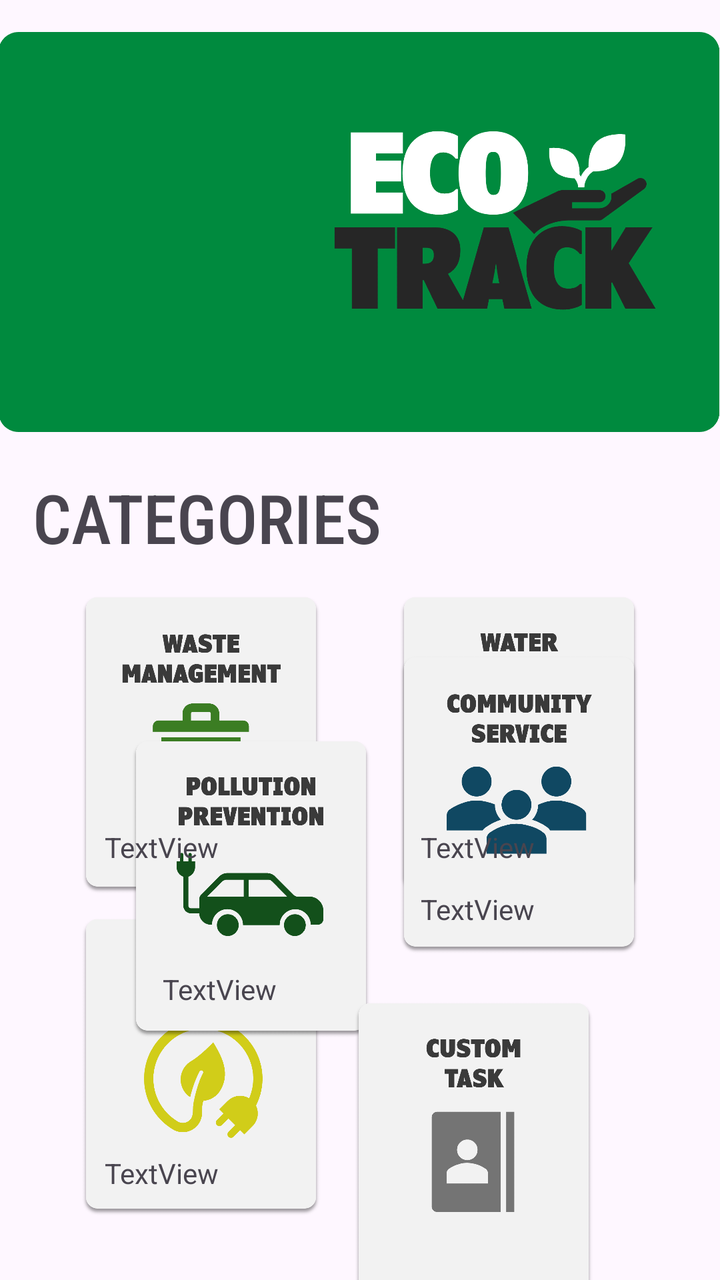
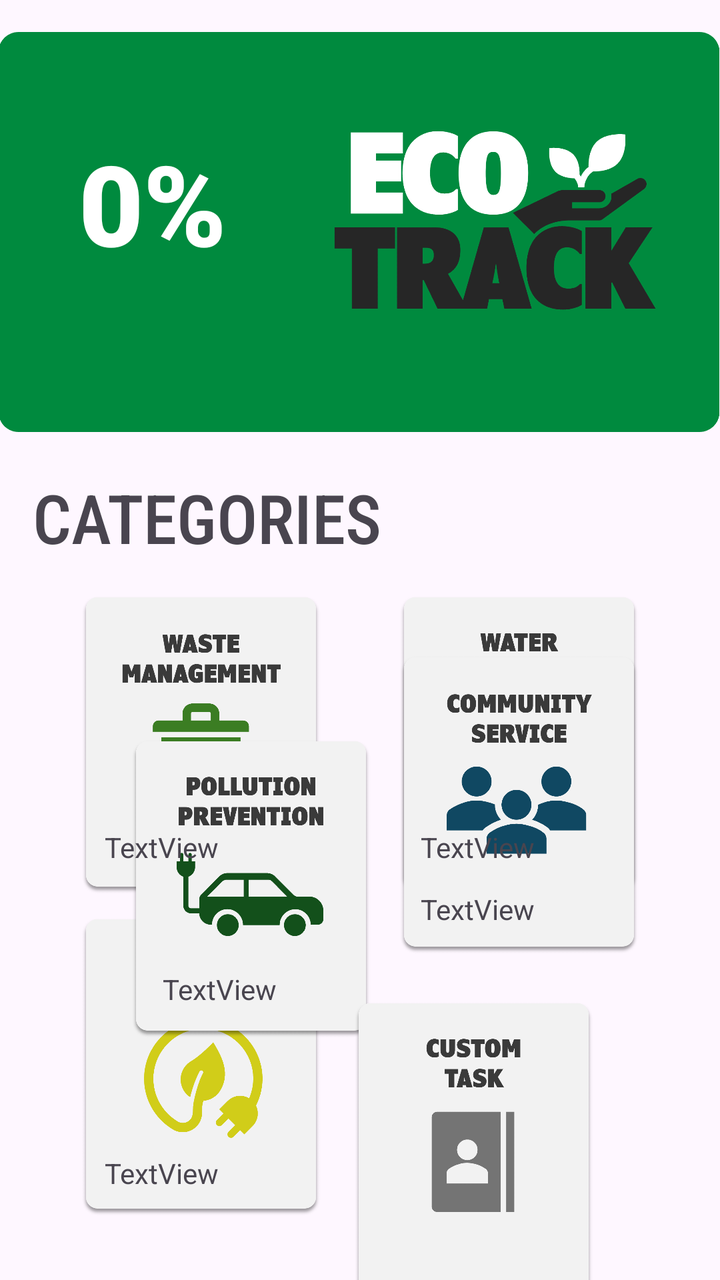

Screens rendered from an Android XML layout before and after an edit, with the pre-edit source and the edit as a unified diff.
<!-- AndroidManifest.xml: application theme Theme.ECO -->
<!-- res/layout/fragment_home.xml -->
<?xml version="1.0" encoding="utf-8"?>
<androidx.constraintlayout.widget.ConstraintLayout xmlns:android="http://schemas.android.com/apk/res/android"
    xmlns:app="http://schemas.android.com/apk/res-auto"
    xmlns:tools="http://schemas.android.com/tools"
    android:layout_width="match_parent"
    android:layout_height="match_parent"
    tools:context=".home">


    <ImageView
        android:id="@+id/dashBoardImg"
        android:layout_width="369dp"
        android:layout_height="200dp"
        android:layout_marginTop="16dp"
        android:src="@drawable/dashboardbg"
        app:layout_constraintEnd_toEndOf="parent"
        app:layout_constraintHorizontal_bias="0.619"
        app:layout_constraintStart_toStartOf="parent"
        app:layout_constraintTop_toTopOf="parent" />

    <TextView
        android:id="@+id/category"
        android:layout_width="184dp"
        android:layout_height="38dp"
        android:layout_marginTop="20dp"
        android:fontFamily="sans-serif-condensed-medium"
        android:text="CATEGORIES"
        android:textAppearance="@style/TextAppearance.AppCompat.Display1"
        app:layout_constraintEnd_toEndOf="parent"
        app:layout_constraintHorizontal_bias="0.092"
        app:layout_constraintStart_toStartOf="parent"
        app:layout_constraintTop_toBottomOf="@+id/dashBoardImg" />

    <ImageView
        android:id="@+id/category1"
        android:layout_width="139dp"
        android:layout_height="149dp"
        android:layout_marginStart="55dp"
        android:layout_marginTop="82dp"
        android:layout_marginEnd="20dp"
        android:layout_marginBottom="12dp"

        android:src="@drawable/cat1"
        app:layout_constraintBottom_toTopOf="@+id/category3"
        app:layout_constraintEnd_toStartOf="@+id/category2"
        app:layout_constraintStart_toStartOf="parent"
        app:layout_constraintTop_toBottomOf="@+id/dashBoardImg" />

    <ImageView
        android:id="@+id/category3"
        android:layout_width="139dp"
        android:layout_height="149dp"
        android:layout_marginStart="55dp"
        android:layout_marginTop="12dp"
        android:layout_marginEnd="20dp"
        android:src="@drawable/cat3"
        app:layout_constraintEnd_toStartOf="@+id/category4"
        app:layout_constraintStart_toStartOf="parent"
        app:layout_constraintTop_toBottomOf="@+id/category1" />

    <ImageView
        android:id="@+id/category5"
        android:layout_width="139dp"
        android:layout_height="149dp"
        android:layout_marginStart="56dp"
        android:layout_marginTop="12dp"
        android:layout_marginBottom="121dp"
        android:src="@drawable/cat5"
        app:layout_constraintBottom_toBottomOf="parent"
        app:layout_constraintStart_toStartOf="parent"
        app:layout_constraintTop_toBottomOf="@+id/category3"
        app:layout_constraintVertical_bias="1.0" />

    <ImageView
        android:id="@+id/category2"
        android:layout_width="139dp"
        android:layout_height="149dp"
        android:layout_marginTop="82dp"
        android:layout_marginEnd="55dp"
        android:src="@drawable/cat2"
        app:layout_constraintEnd_toEndOf="parent"
        app:layout_constraintHorizontal_bias="0.846"
        app:layout_constraintStart_toEndOf="@+id/category1"
        app:layout_constraintTop_toBottomOf="@+id/dashBoardImg" />

    <ImageView
        android:id="@+id/category4"
        android:layout_width="139dp"
        android:layout_height="149dp"
        android:layout_marginTop="12dp"
        android:layout_marginEnd="55dp"
        android:layout_marginBottom="12dp"
        android:src="@drawable/cat4"
        app:layout_constraintBottom_toTopOf="@+id/category6"
        app:layout_constraintEnd_toEndOf="parent"
        app:layout_constraintHorizontal_bias="0.869"
        app:layout_constraintStart_toEndOf="@+id/category3"
        app:layout_constraintTop_toBottomOf="@+id/category2" />

    <ImageView
        android:id="@+id/category6"
        android:layout_width="139dp"
        android:layout_height="149dp"
        android:layout_marginTop="12dp"
        android:layout_marginEnd="55dp"
        android:layout_marginBottom="121dp"
        android:src="@drawable/cat6"
        app:layout_constraintBottom_toBottomOf="parent"
        app:layout_constraintEnd_toEndOf="parent"
        app:layout_constraintHorizontal_bias="0.961"
        app:layout_constraintStart_toEndOf="@+id/category5"
        app:layout_constraintTop_toBottomOf="@+id/category4" />

    <ImageView
        android:id="@+id/imageView11"
        android:layout_width="172dp"
        android:layout_height="142dp"
        android:layout_marginTop="40dp"
        android:src="@drawable/logow"
        app:layout_constraintEnd_toEndOf="parent"
        app:layout_constraintHorizontal_bias="0.857"
        app:layout_constraintStart_toStartOf="parent"
        app:layout_constraintTop_toTopOf="parent" />

    <TextView
        android:id="@+id/wasteText"
        android:layout_width="wrap_content"
        android:layout_height="wrap_content"
        android:text="TextView"
        app:layout_constraintBottom_toBottomOf="@+id/category1"
        app:layout_constraintEnd_toEndOf="@+id/category1"
        app:layout_constraintHorizontal_bias="0.259"
        app:layout_constraintStart_toStartOf="@+id/category1"
        app:layout_constraintTop_toTopOf="@+id/category1"
        app:layout_constraintVertical_bias="0.892" />

    <TextView
        android:id="@+id/textView3"
        android:layout_width="wrap_content"
        android:layout_height="wrap_content"
        android:text="TextView"
        app:layout_constraintBottom_toBottomOf="@+id/category2"
        app:layout_constraintEnd_toEndOf="@+id/category2"
        app:layout_constraintHorizontal_bias="0.246"
        app:layout_constraintStart_toStartOf="@+id/category2"
        app:layout_constraintTop_toTopOf="@+id/category2"
        app:layout_constraintVertical_bias="0.892" />

    <TextView
        android:id="@+id/textView5"
        android:layout_width="wrap_content"
        android:layout_height="wrap_content"
        android:text="TextView"
        app:layout_constraintBottom_toBottomOf="@+id/category3"
        app:layout_constraintEnd_toEndOf="@+id/category3"
        app:layout_constraintHorizontal_bias="0.259"
        app:layout_constraintStart_toStartOf="@+id/category3"
        app:layout_constraintTop_toTopOf="@+id/category3"
        app:layout_constraintVertical_bias="0.907" />

    <TextView
        android:id="@+id/textView6"
        android:layout_width="wrap_content"
        android:layout_height="wrap_content"
        android:text="TextView"
        app:layout_constraintBottom_toBottomOf="@+id/category4"
        app:layout_constraintEnd_toEndOf="@+id/category4"
        app:layout_constraintHorizontal_bias="0.246"
        app:layout_constraintStart_toStartOf="@+id/category4"
        app:layout_constraintTop_toTopOf="@+id/category4"
        app:layout_constraintVertical_bias="0.9" />

    <TextView
        android:id="@+id/textView7"
        android:layout_width="wrap_content"
        android:layout_height="wrap_content"
        android:text="TextView"
        app:layout_constraintBottom_toBottomOf="@+id/category5"
        app:layout_constraintEnd_toEndOf="@+id/category5"
        app:layout_constraintHorizontal_bias="0.308"
        app:layout_constraintStart_toStartOf="@+id/category5"
        app:layout_constraintTop_toTopOf="@+id/category5"
        app:layout_constraintVertical_bias="0.884" />

</androidx.constraintlayout.widget.ConstraintLayout>
<!-- resources referenced by this layout -->
<resources>
  <!-- drawable cat1: png bitmap (drawable, 39026 bytes) -->
  <!-- drawable cat2: png bitmap (drawable, 38430 bytes) -->
  <!-- drawable cat3: png bitmap (drawable, 41601 bytes) -->
  <!-- drawable cat4: png bitmap (drawable, 42621 bytes) -->
  <!-- drawable cat5: png bitmap (drawable, 43309 bytes) -->
  <!-- drawable cat6: png bitmap (drawable, 37862 bytes) -->
  <!-- drawable dashboardbg: png bitmap (drawable, 3727 bytes) -->
  <!-- drawable logow: png bitmap (drawable, 28522 bytes) -->
  <style name="Theme.ECO" parent="Base.Theme.ECO" />
  <style name="Base.Theme.ECO" parent="Theme.Material3.DayNight.NoActionBar">
          
          
          <item name="colorPrimary">@color/green</item>
          <item name="colorPrimaryVariant">@color/green</item>
          <item name="android:statusBarColor">@color/green</item>
      </style>
  <color name="green">#4CAF50</color>
</resources>

<!-- the commit's change to res/layout/fragment_home.xml (unified diff, before → after) -->
@@ -135,7 +135,7 @@
         app:layout_constraintVertical_bias="0.892" />
 
     <TextView
-        android:id="@+id/textView3"
+        android:id="@+id/polText"
         android:layout_width="wrap_content"
         android:layout_height="wrap_content"
         android:text="TextView"
@@ -182,4 +182,18 @@
         app:layout_constraintTop_toTopOf="@+id/category5"
         app:layout_constraintVertical_bias="0.884" />
 
+    <TextView
+        android:id="@+id/taskPercent"
+        android:layout_width="wrap_content"
+        android:layout_height="wrap_content"
+        android:layout_marginTop="48dp"
+        android:fontFamily="sans-serif-black"
+        android:text="0%"
+        android:textAppearance="@style/TextAppearance.AppCompat.Display3"
+        android:textColor="@color/white"
+        app:layout_constraintEnd_toStartOf="@+id/imageView11"
+        app:layout_constraintHorizontal_bias="0.485"
+        app:layout_constraintStart_toStartOf="@+id/dashBoardImg"
+        app:layout_constraintTop_toTopOf="@+id/dashBoardImg" />
+
 </androidx.constraintlayout.widget.ConstraintLayout>
<!-- resource entries referenced after the edit -->
@@ -1,5 +1,6 @@
 <!-- resources referenced by this layout -->
 <resources>
+  <color name="white">#FFFFFFFF</color>
   <!-- drawable cat1: png bitmap (drawable, 39026 bytes) -->
   <!-- drawable cat2: png bitmap (drawable, 38430 bytes) -->
   <!-- drawable cat3: png bitmap (drawable, 41601 bytes) -->
